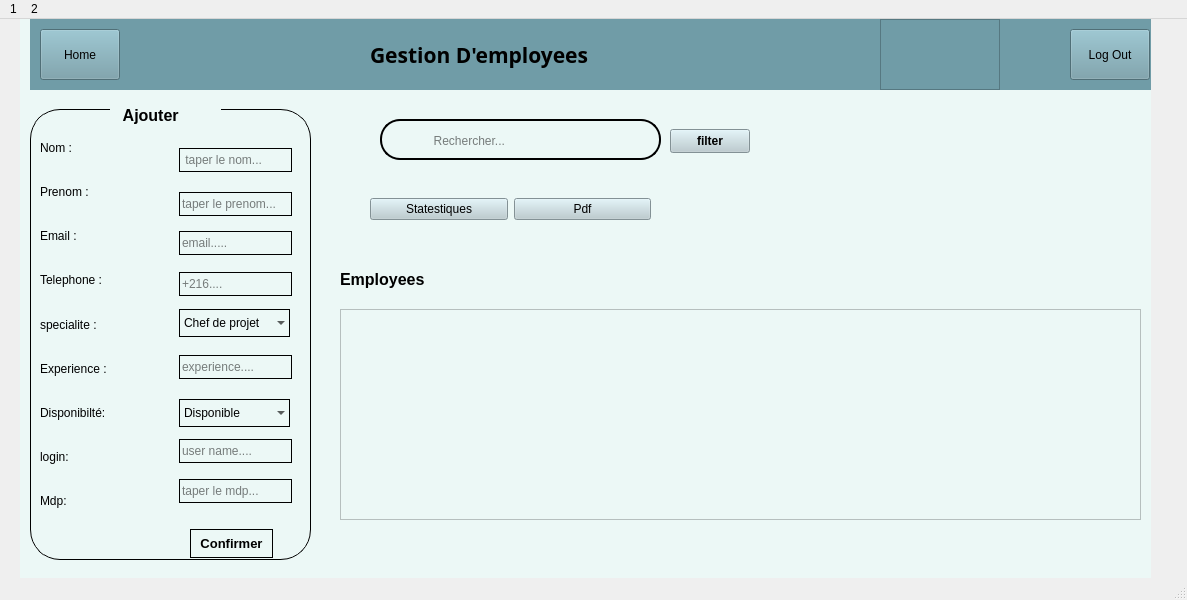
The window that employe.ui (ProjetCPP2425/2a20-espada) describes before a commit, drawn with Qt 5.
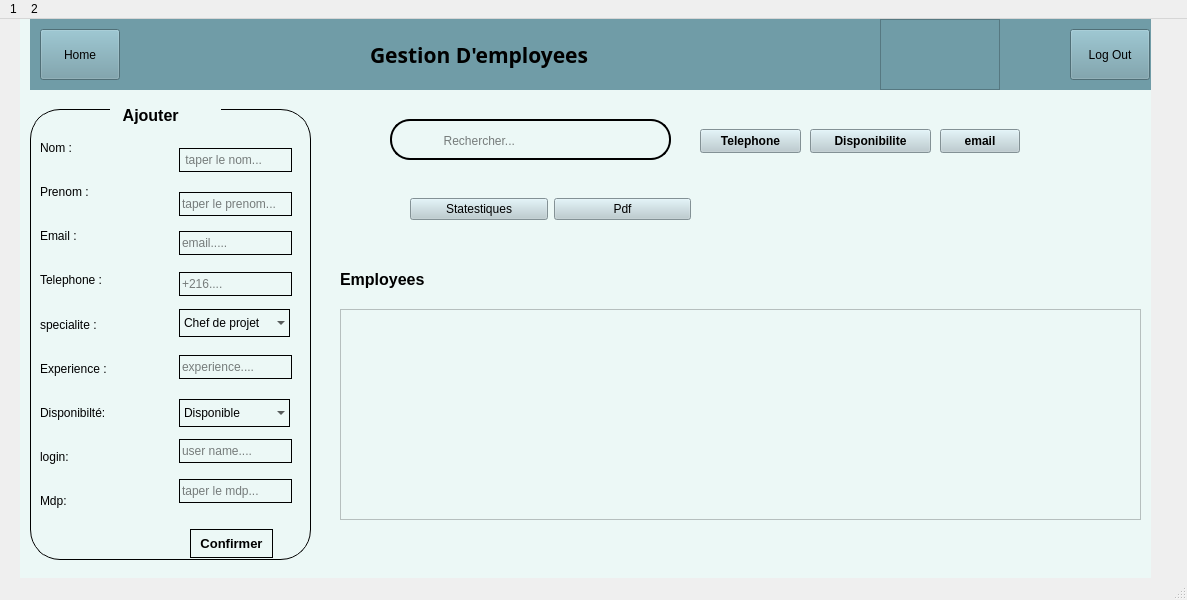
The same window after the commit. Icons and pictures are not drawn.

The edit to the form file:
```diff
--- a/employe.ui
+++ b/employe.ui
@@ -135,9 +135,9 @@
      <widget class="QWidget" name="widget_3" native="true">
       <property name="geometry">
        <rect>
-        <x>40</x>
+        <x>50</x>
         <y>20</y>
-        <width>391</width>
+        <width>671</width>
         <height>51</height>
        </rect>
       </property>
@@ -191,6 +191,7 @@
         </property>
         <property name="styleSheet">
          <string notr="true">background-color:transparent;
+color: rgb(0, 0, 0);
 border:none;</string>
         </property>
         <property name="placeholderText">
@@ -201,7 +202,59 @@
       <widget class="QPushButton" name="pushButton_4">
        <property name="geometry">
         <rect>
-         <x>300</x>
+         <x>320</x>
+         <y>10</y>
+         <width>101</width>
+         <height>24</height>
+        </rect>
+       </property>
+       <property name="font">
+        <font>
+         <bold>true</bold>
+        </font>
+       </property>
+       <property name="styleSheet">
+        <string notr="true">color:black;
+background-color:#B8CBD0</string>
+       </property>
+       <property name="text">
+        <string>Telephone</string>
+       </property>
+       <property name="icon">
+        <iconset resource="resource.qrc">
+         <normaloff>:/Downloads/align-justify.svg</normaloff>:/Downloads/align-justify.svg</iconset>
+       </property>
+      </widget>
+      <widget class="QPushButton" name="dispoSortButton">
+       <property name="geometry">
+        <rect>
+         <x>430</x>
+         <y>10</y>
+         <width>121</width>
+         <height>24</height>
+        </rect>
+       </property>
+       <property name="font">
+        <font>
+         <bold>true</bold>
+        </font>
+       </property>
+       <property name="styleSheet">
+        <string notr="true">color:black;
+background-color:#B8CBD0</string>
+       </property>
+       <property name="text">
+        <string>Disponibilite</string>
+       </property>
+       <property name="icon">
+        <iconset resource="resource.qrc">
+         <normaloff>:/Downloads/align-justify.svg</normaloff>:/Downloads/align-justify.svg</iconset>
+       </property>
+      </widget>
+      <widget class="QPushButton" name="emailSortButton">
+       <property name="geometry">
+        <rect>
+         <x>560</x>
          <y>10</y>
          <width>80</width>
          <height>24</height>
@@ -217,7 +270,7 @@
 background-color:#B8CBD0</string>
        </property>
        <property name="text">
-        <string>filter</string>
+        <string>email</string>
        </property>
        <property name="icon">
         <iconset resource="resource.qrc">
@@ -228,7 +281,7 @@
      <widget class="QWidget" name="widget_5" native="true">
       <property name="geometry">
        <rect>
-        <x>40</x>
+        <x>80</x>
         <y>80</y>
         <width>281</width>
         <height>61</height>
```
Left out of the diff: 6 changed lines with no effect on the pictures.
